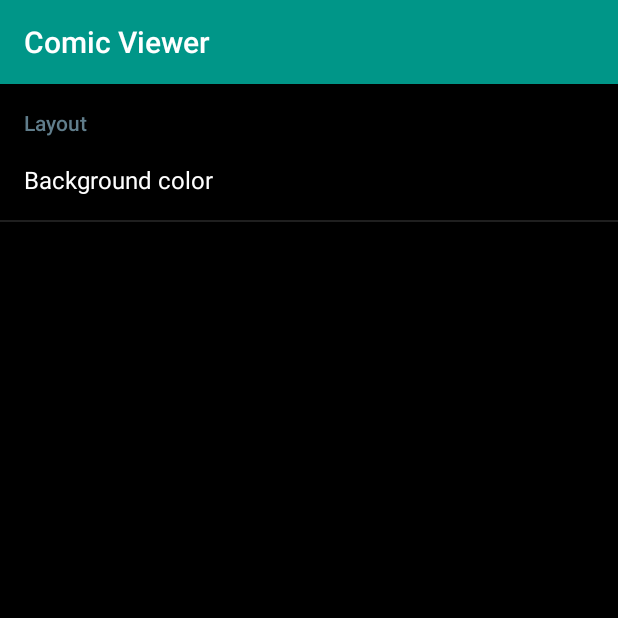
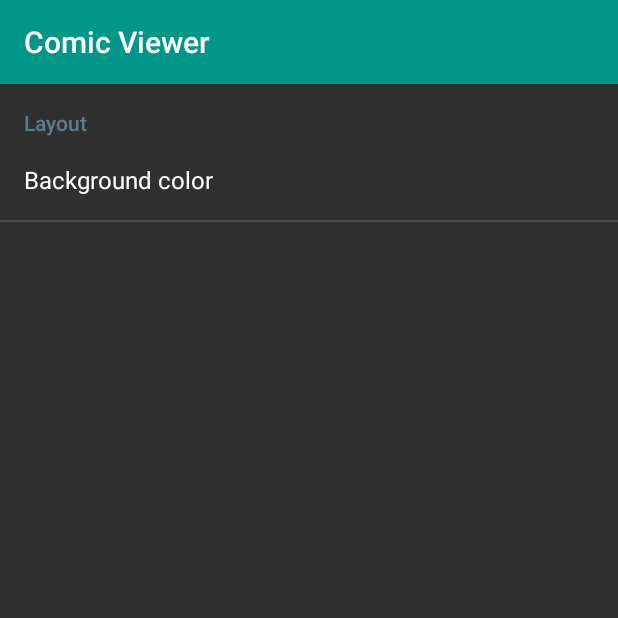
Before and after one commit to CedricVandelaer/Material-Comic-Viewer, an Android app: the fragment SettingsFragment shown on its own in the app's theme, on a phone screen of 412 x 824 dp, the top half of it. Run offline under Robolectric (Android 15) with nearby library versions, the light colour scheme and no system bars.

Commit message:
added background color options

```diff
--- a/app/src/main/res/values-v21/styles.xml
+++ b/app/src/main/res/values-v21/styles.xml
@@ -5,6 +5,5 @@
         <item name="android:statusBarColor">@color/TealDark</item>
         <item name="android:colorAccent">@color/BlueGrey</item>
         <item name="android:windowContentTransitions">true</item>
-        <item name="android:windowBackground">@color/Black</item>
     </style>
 </resources>
--- a/app/src/main/res/values/color.xml
+++ b/app/src/main/res/values/color.xml
@@ -7,4 +7,7 @@
     <color name="TealDark">#00796B</color>
     <color name="BlueGrey">#607D8B</color>
     <color name="Black">#000000</color>
+    <color name="WhiteBG">#fff3f3f3</color>
+    <color name="Red">#F44336</color>
+
 </resources>
--- a/app/src/main/res/values/strings.xml
+++ b/app/src/main/res/values/strings.xml
@@ -7,7 +7,7 @@
     <string name="title_activity_display_comic">DisplayComicActivity</string>
     <string name="dummy_button">Dummy Button</string>
     <string name="hello_blank_fragment">Hello blank fragment</string>
-    <string name="backgroundcolor_setting1">Dark</string>
+    <string name="backgroundcolor_setting1">Blue grey</string>
     <string name="backgroundcolor_setting2">True black</string>
     <string name="backgroundcolor_setting3">White</string>
     <string name="title_activity_settings">SettingsActivity</string>
--- a/app/src/main/res/xml/preferences.xml
+++ b/app/src/main/res/xml/preferences.xml
@@ -7,7 +7,7 @@
         <ListPreference
             android:key="backgroundColor"
             android:title="Background color"
-            android:defaultValue="@string/backgroundcolor_setting1"
+            android:defaultValue="@string/backgroundcolor_setting2"
             android:entries="@array/Background_colors"
             android:entryValues="@array/Background_colors_values"
             />
```
Also changed, not shown: app/src/main/java/com/comicviewer/cedric/comicviewer/ListActivity.java (+18 -1 lines), app/src/main/java/com/comicviewer/cedric/comicviewer/SettingsActivity.java (+30 -0 lines).
